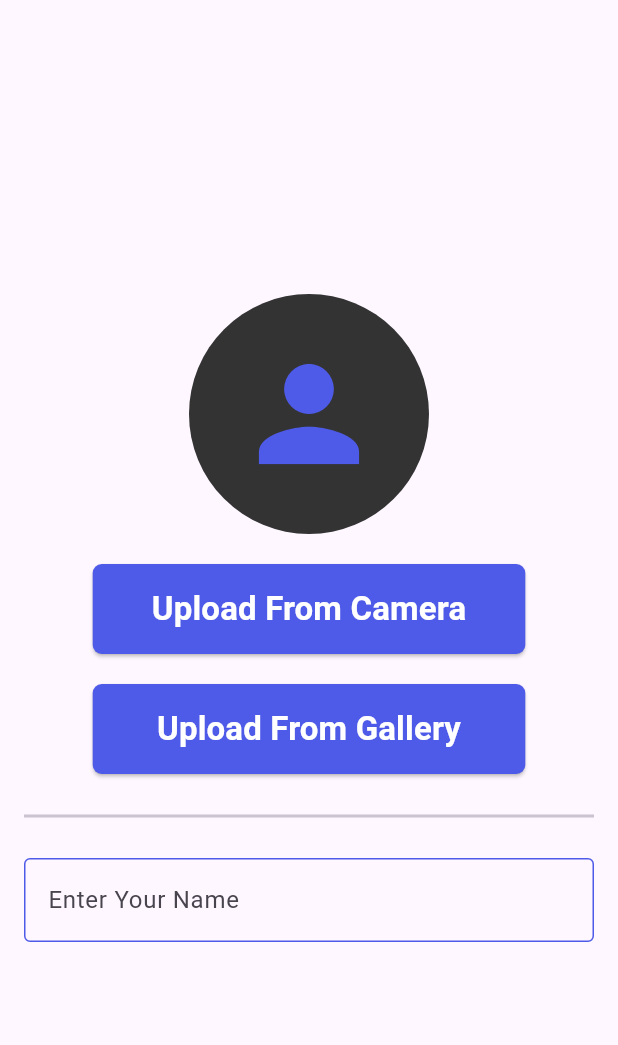
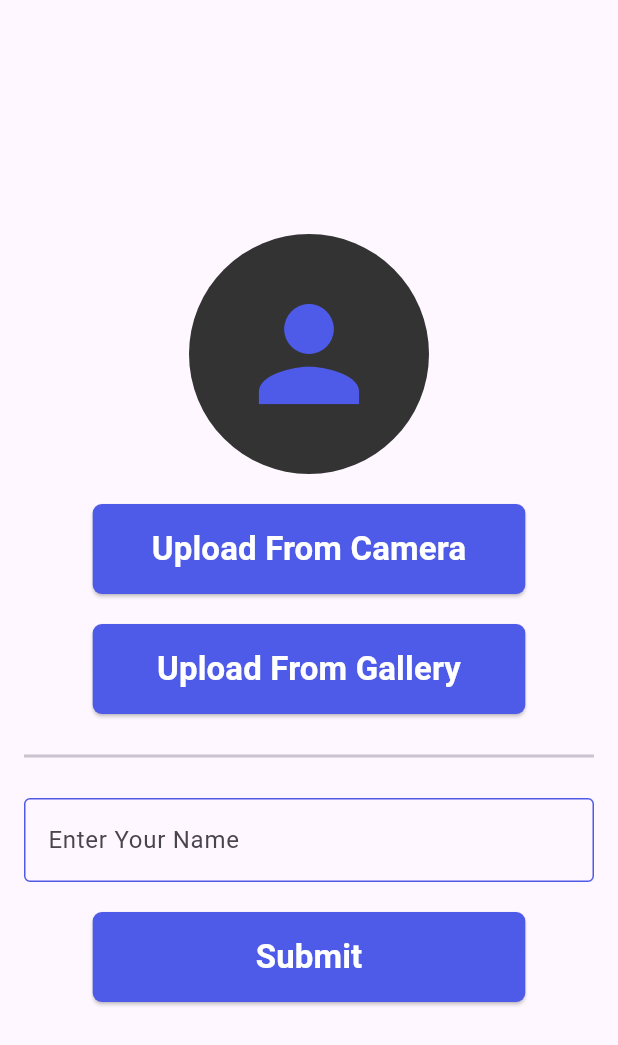
Before and after one commit to moustafa3laa2/taskati, a Flutter app: the screen it shows after launch, on a phone screen of 412 x 824 dp. Shown: the top 1045 px of the screen. Run offline on Flutter 3.47's test engine with Material 3 defaults, Android fonts, the phone set to English and light mode, and no system bars; our stand-ins replace image_picker, lottie.

Commit message:
adding submit button

```diff
--- a/lib/screens/auth_screen.dart
+++ b/lib/screens/auth_screen.dart
@@ -43,13 +43,13 @@ class _AuthScreenState extends State<AuthScreen> {
                   radius: 80,
                 ),
                 child: CircleAvatar(
+                  backgroundColor: Color(0xff333333),
+                  radius: 80,
                   child: Icon(
                     Icons.person,
                     color: Color(0xff4e5ae8),
                     size: 100,
                   ),
-                  backgroundColor: Color(0xff333333),
-                  radius: 80,
                 ),
               ),
               SizedBox(height: 20),
@@ -70,6 +70,10 @@ class _AuthScreenState extends State<AuthScreen> {
               Divider(thickness: 2),
               SizedBox(height: 20),
               AppTextField(label: "Enter Your Name"),
+              SizedBox(height: 20),
+
+              AppButton(title: "Submit", onPressed: (){}),
+
             ],
           ),
         ),
```
